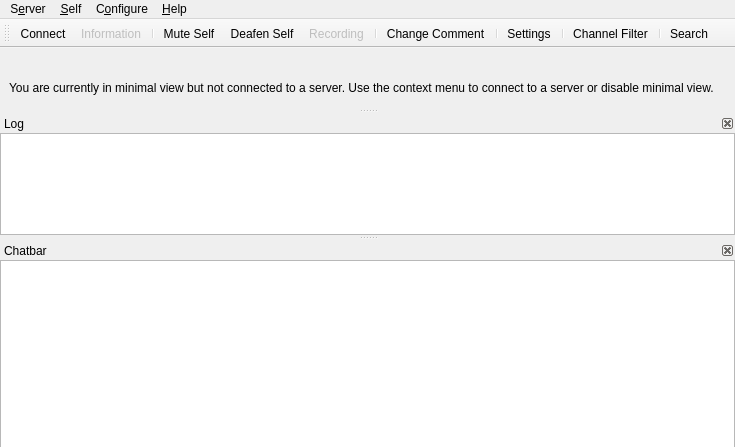
Old version of the form src/mumble/MainWindow.ui in the repository Hartmnt/mumble.
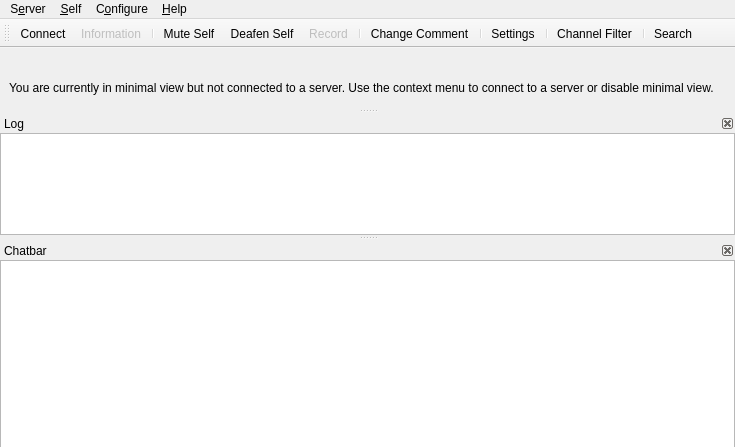
New version of the form. Icons and pictures are not drawn. Custom widgets are drawn as their Qt base class.

Commit message: FIX(ui): Update menu items to comform to design standards

What changed in the file:
```diff
--- a/src/mumble/MainWindow.ui
+++ b/src/mumble/MainWindow.ui
@@ -323,7 +323,7 @@
      <normaloff>skin:Information_icon.svg</normaloff>skin:Information_icon.svg</iconset>
    </property>
    <property name="text">
-    <string>&amp;Information...</string>
+    <string>&amp;Information</string>
    </property>
    <property name="toolTip">
     <string>Show information about the server connection</string>
@@ -523,7 +523,7 @@
      <activeon>skin:actions/audio-input-microphone-muted.svg</activeon>skin:actions/audio-input-microphone.svg</iconset>
    </property>
    <property name="text">
-    <string>&amp;Mute Self</string>
+    <string>M&amp;ute Self</string>
    </property>
    <property name="whatsThis">
     <string>Mute or unmute yourself. When muted, you will not send any data to the server. Unmuting while deafened will also undeafen.</string>
@@ -543,7 +543,7 @@
      <activeon>skin:deafened_self.svg</activeon>skin:self_undeafened.svg</iconset>
    </property>
    <property name="text">
-    <string>&amp;Deafen Self</string>
+    <string>D&amp;eafen Self</string>
    </property>
    <property name="whatsThis">
     <string>Deafen or undeafen yourself. When deafened, you will not hear anything. Deafening yourself will also mute.</string>
@@ -594,7 +594,7 @@
      <normaloff>skin:config_basic.png</normaloff>skin:config_basic.png</iconset>
    </property>
    <property name="text">
-    <string>&amp;Settings...</string>
+    <string>&amp;Settings</string>
    </property>
    <property name="toolTip">
     <string>Configure Mumble</string>
@@ -990,7 +990,7 @@
      <normaloff>skin:actions/media-record.svg</normaloff>skin:actions/media-record.svg</iconset>
    </property>
    <property name="text">
-    <string>Recording</string>
+    <string>&amp;Record...</string>
    </property>
    <property name="iconVisibleInMenu">
     <bool>true</bool>
@@ -1054,7 +1054,7 @@
      <normaloff>skin:magnifier.svg</normaloff>skin:magnifier.svg</iconset>
    </property>
    <property name="text">
-    <string>Search</string>
+    <string>&amp;Search...</string>
    </property>
    <property name="toolTip">
     <string>Search for a user or channel (Ctrl+F)</string>
```
Left out of the diff: 60 changed lines with no effect on the pictures. The commit also changes 3 other files.
